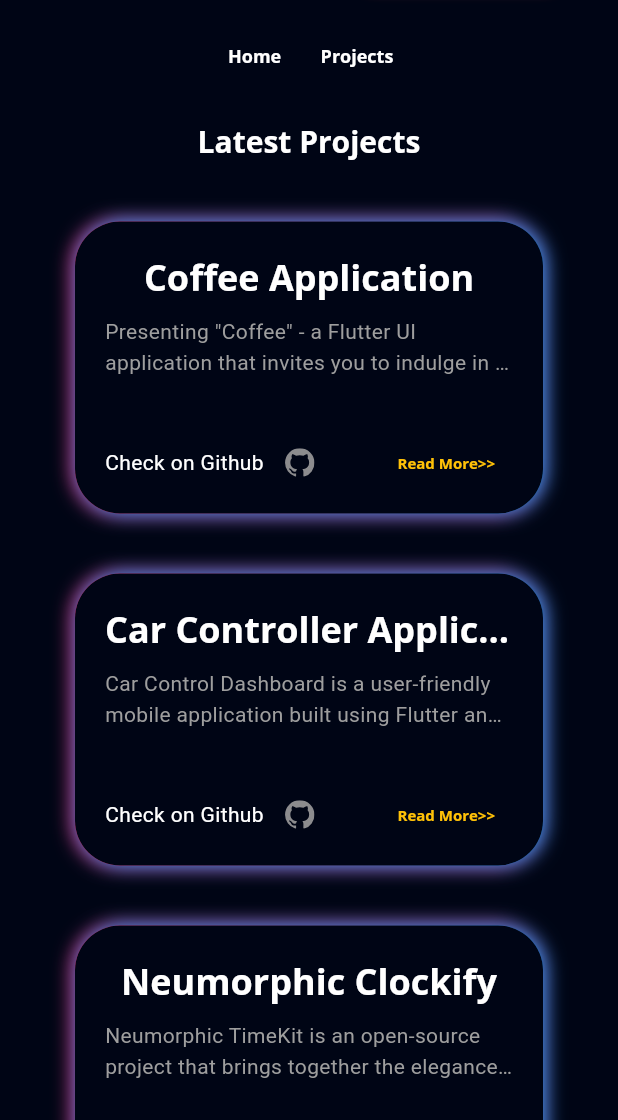
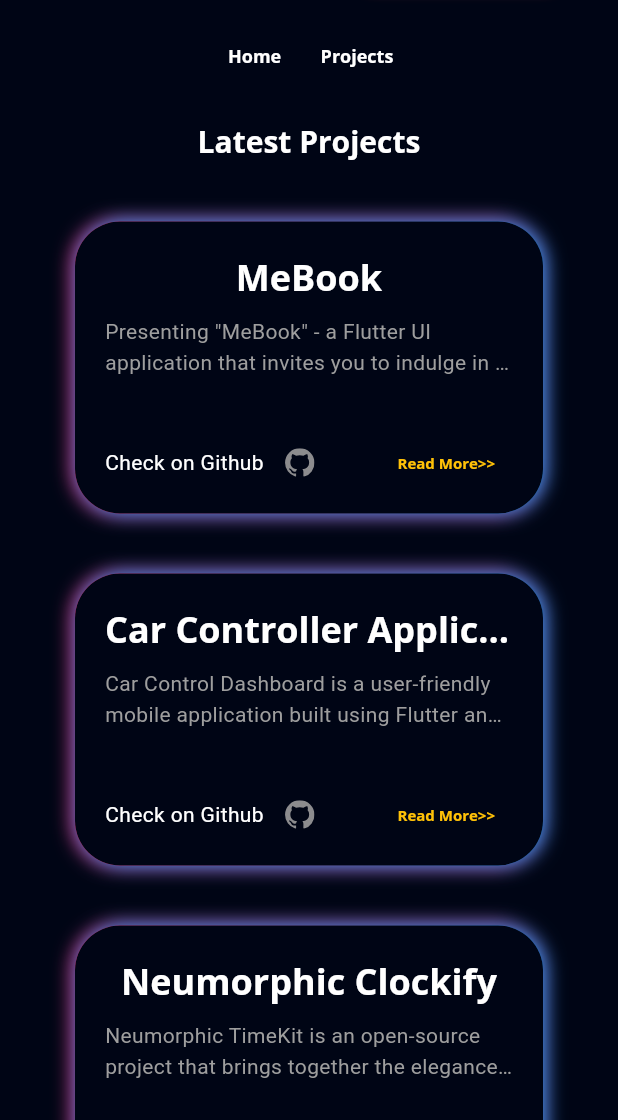
Before and after one commit to Sixtus6/Portfolio, a Flutter app: the screen it shows after launch, after a tap on the "menu" icon, after a tap on "Whatsapp", after a tap on "Projects", on a phone screen of 412 x 824 dp, the part 116-1236 px from its top. Run offline on Flutter 3.47's test engine with Material 2 defaults, Android fonts, the phone set to English and light mode, and no system bars; our stand-ins replace flutter_svg, font_awesome_flutter, get, google_fonts, photo_view; network calls fail.

Commit message:
saved refactored changes

```diff
--- a/lib/model/project_model.dart
+++ b/lib/model/project_model.dart
@@ -8,8 +8,8 @@ class Project {
 
 List<Project> projectList = [
   Project(
-    'Coffee Application',
-    'Presenting "Coffee" - a Flutter UI application that invites you to indulge in a delightful coffee adventure. Immerse yourself in the world of rich aroma and flavor as you browse through an exquisite selection of specialty coffees. With a user-friendly interface, exploring different blends and discovering their unique details becomes a delightful experience.',
+    'MeBook',
+    'Presenting "MeBook" - a Flutter UI application that invites you to indulge in a delightful coffee adventure. Immerse yourself in the world of rich aroma and flavor as you browse through an exquisite selection of specialty coffees. With a user-friendly interface, exploring different blends and discovering their unique details becomes a delightful experience.',
     'assets/images/coffee.png',
     'https://github.com/Hamad-Anwar/Coffe-Shop-Beautifull-UI',
   ),
--- a/lib/view/main/components/drawer/contact_icons.dart
+++ b/lib/view/main/components/drawer/contact_icons.dart
@@ -14,8 +14,16 @@ class ContactIcon extends StatelessWidget {
       child: Row(
         children: [
           const Spacer(),
-          IconButton(onPressed: () {launchUrl(Uri.parse('https://linkedin.com/in/hamad-anwar'));}, icon: SvgPicture.asset('assets/icons/linkedin.svg')),
-          IconButton(onPressed: () {launchUrl(Uri.parse('https://github.com/hamad-anwar'));}, icon: SvgPicture.asset('assets/icons/github.svg')),
+          IconButton(
+              onPressed: () {
+                launchUrl(Uri.parse('https://twitter.com/6ixtus6'));
+              },
+              icon: SvgPicture.asset('assets/icons/twitter.svg')),
+          IconButton(
+              onPressed: () {
+                launchUrl(Uri.parse('https://github.com/sixtus6'));
+              },
+              icon: SvgPicture.asset('assets/icons/github.svg')),
           const Spacer(),
         ],
       ),
--- a/lib/view/projects/components/project_deatail.dart
+++ b/lib/view/projects/components/project_deatail.dart
@@ -10,26 +10,50 @@ class ProjectDetail extends StatelessWidget {
   const ProjectDetail({super.key, required this.index});
   @override
   Widget build(BuildContext context) {
-    var size=MediaQuery.sizeOf(context);
+    var size = MediaQuery.sizeOf(context);
     return Column(
       crossAxisAlignment: CrossAxisAlignment.start,
       children: [
-        Align(alignment: Alignment.topCenter,child: Text(
-          projectList[index].name,
-          style: Theme.of(context)
-              .textTheme
-              .headlineSmall!
-              .copyWith(
-              color: Colors.white,
-              fontWeight: FontWeight.bold),
-          maxLines: 1,
+        Align(
+          alignment: Alignment.topCenter,
+          child: Text(
+            projectList[index].name,
+            style: Theme.of(context)
+                .textTheme
+                .headlineSmall!
+                .copyWith(color: Colors.white, fontWeight: FontWeight.bold),
+            maxLines: 1,
+            overflow: TextOverflow.ellipsis,
+          ),
+        ),
+        Responsive.isMobile(context)
+            ? const SizedBox(
+                height: defaultPadding / 2,
+              )
+            : const SizedBox(
+                height: defaultPadding,
+              ),
+        Text(
+          projectList[index].description,
+          style: const TextStyle(color: Colors.grey, height: 1.5),
+          maxLines: size.width > 700 && size.width < 750
+              ? 3
+              : size.width < 470
+                  ? 2
+                  : size.width > 600 && size.width < 700
+                      ? 6
+                      : size.width > 900 && size.width < 1060
+                          ? 6
+                          : 4,
           overflow: TextOverflow.ellipsis,
-        ),),
-        Responsive.isMobile(context) ?  const SizedBox(height: defaultPadding/2,) : const SizedBox(height: defaultPadding,),
-        Text(projectList[index].description,style: const TextStyle(color: Colors.grey,height: 1.5),maxLines: size.width>700 && size.width< 750 ? 3:  size.width<470  ? 2  : size.width>600 && size.width<700 ?     6:  size.width>900 && size.width <1060 ? 6: 4 ,overflow: TextOverflow.ellipsis,),
+        ),
         const Spacer(),
-        ProjectLinks(index: index,),
-        const SizedBox(height: defaultPadding/2,),
+        ProjectLinks(
+          index: index,
+        ),
+        const SizedBox(
+          height: defaultPadding / 2,
+        ),
       ],
     );
   }
```
Also changed, not shown: lib/view/projects/components/image_viewer.dart (+5 -7 lines).
